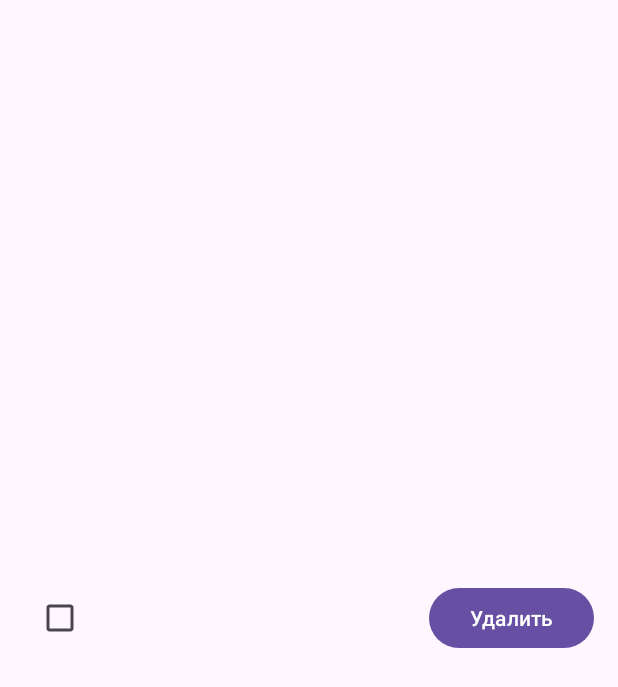
After one commit to VictoriaKlyueva/To-Do-List-Android, an Android app: the layout list_item.xml on its own in the app's theme, with its tools: preview values and no code run, on a phone screen of 412 x 824 dp. The commit adds this screen. Shown: the top 687 px of the screen. Run offline under Robolectric (Android 15) with nearby library versions, the phone set to English and light mode, and no system bars.

Commit message:
Layout + list logic

```diff
--- /dev/null
+++ b/app/src/main/res/layout/list_item.xml
@@ -0,0 +1,28 @@
+<?xml version="1.0" encoding="utf-8"?>
+<LinearLayout xmlns:android="http://schemas.android.com/apk/res/android"
+    android:layout_width="match_parent"
+    android:layout_height="match_parent"
+    android:orientation="horizontal"
+    android:padding="16dp">
+
+    <CheckBox
+        android:id="@+id/checkBox"
+        android:layout_width="wrap_content"
+        android:layout_height="wrap_content"
+        android:layout_gravity="center" />
+
+    <TextView
+        android:id="@+id/textView"
+        android:layout_width="0dp"
+        android:layout_height="wrap_content"
+        android:layout_weight="1"
+        android:layout_gravity="center"
+        android:textColor="@color/black" />
+
+    <Button
+        android:id="@+id/deleteButton"
+        android:layout_width="110dp"
+        android:layout_height="wrap_content"
+        android:layout_gravity="center"
+        android:text="@string/delete" />
+</LinearLayout>
--- a/app/src/main/res/values/strings.xml
+++ b/app/src/main/res/values/strings.xml
@@ -1,3 +1,8 @@
 <resources>
     <string name="app_name">ToDo List</string>
+    <string name="save">Скачать</string>
+    <string name="add_task">Введите задачу</string>
+    <string name="add">Добавить</string>
+    <string name="upload">Загрузить</string>
+    <string name="delete">Удалить</string>
 </resources>
```
Also changed, not shown: app/src/main/java/com/example/todolist/MainActivity.kt (+11 -82 lines), app/src/main/java/com/example/todolist/Task.kt (+1 -13 lines), app/src/main/java/com/example/todolist/TaskArrayAdapter.kt (added, +54 -0 lines), app/src/main/res/layout/activity_main.xml (+36 -19 lines).
